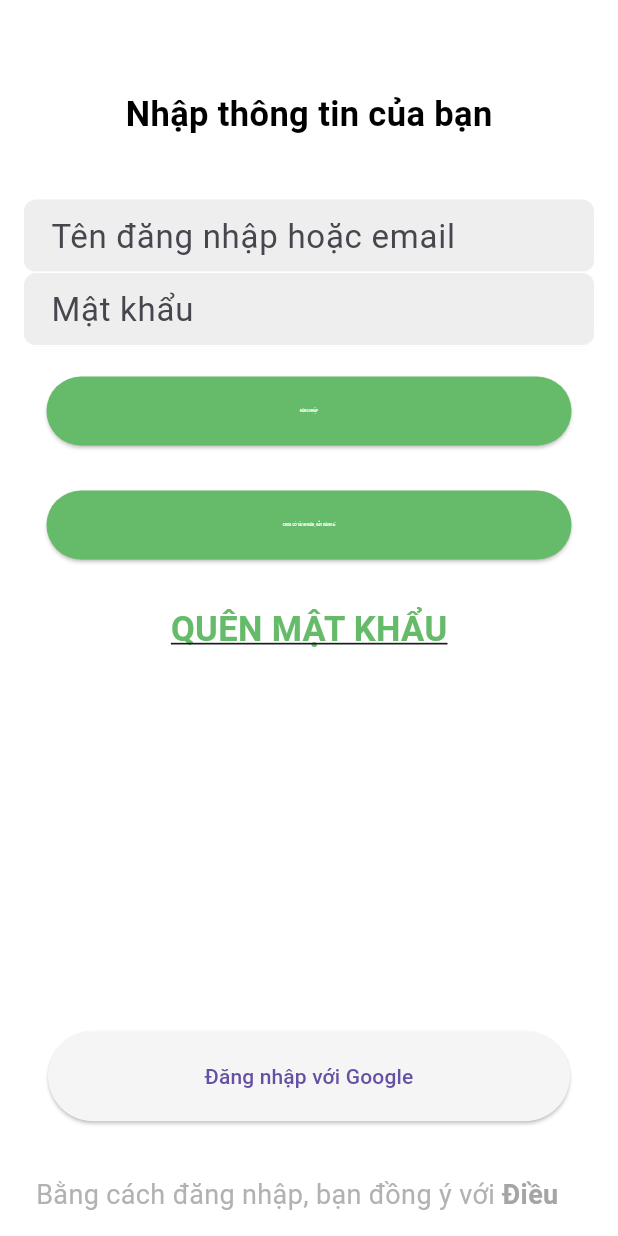
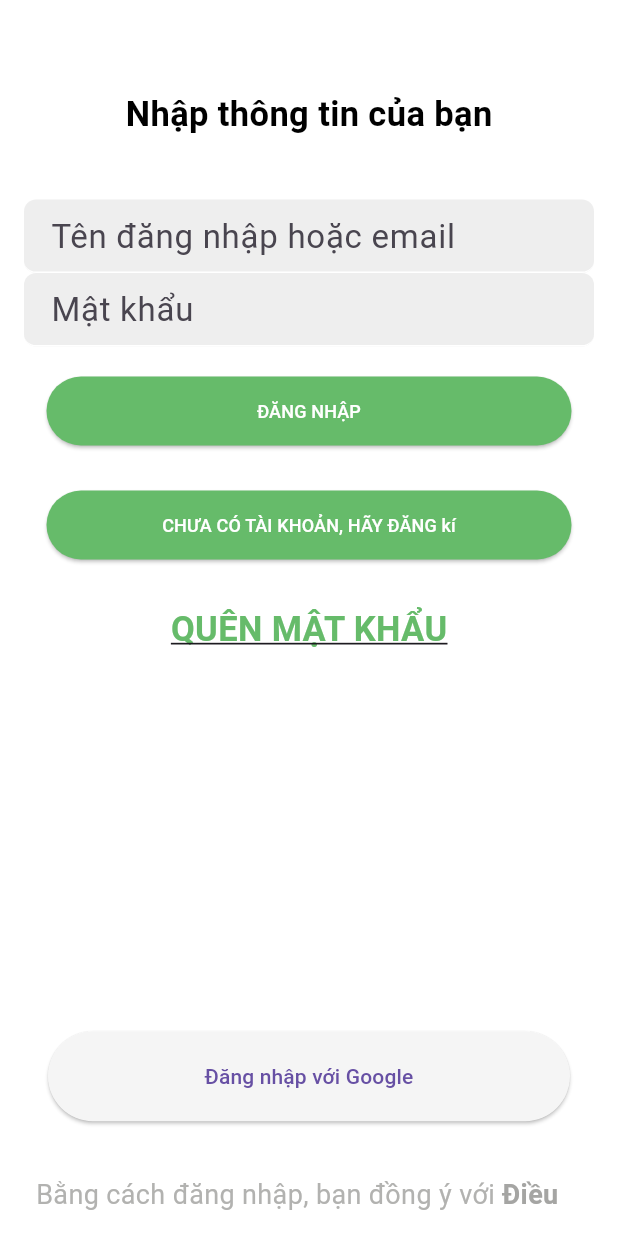
Before and after one commit to vnq1909/language-duo, a Flutter app: the screen it shows after launch, after a tap on "tap to continue", on a phone screen of 412 x 824 dp. Run offline on Flutter 3.47's test engine with Material 3 defaults, Android fonts, the phone set to English and light mode, and no system bars.

Commit message:
2 commit

```diff
--- a/lib/src/compponents/button.dart
+++ b/lib/src/compponents/button.dart
@@ -35,7 +35,7 @@ class Button extends StatelessWidget {
                 text,
                 style: TextStyle(
                   color: colorText,
-                  fontSize: 02,
+                  fontSize: 12,
                 ),
               ),
       ),
```
